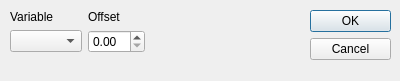
Above: positiondialog.ui from FLAME-HPC/flame_visualiser before the change. Below: the same form after it.
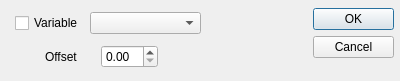
That is the form after the change.

Commit message: Environment variables can now be selected. Cubes can now be defined by dimensions in x, y and z axes.

```diff
--- a/positiondialog.ui
+++ b/positiondialog.ui
@@ -28,10 +28,10 @@
   <widget class="QDialogButtonBox" name="buttonBox">
    <property name="geometry">
     <rect>
-     <x>310</x>
-     <y>10</y>
+     <x>313</x>
+     <y>8</y>
      <width>81</width>
-     <height>71</height>
+     <height>66</height>
     </rect>
    </property>
    <property name="orientation">
@@ -44,27 +44,21 @@
   <widget class="QWidget" name="">
    <property name="geometry">
     <rect>
-     <x>10</x>
+     <x>15</x>
      <y>10</y>
-     <width>291</width>
-     <height>61</height>
+     <width>186</width>
+     <height>27</height>
     </rect>
    </property>
-   <layout class="QFormLayout" name="formLayout">
-    <property name="fieldGrowthPolicy">
-     <enum>QFormLayout::FieldsStayAtSizeHint</enum>
-    </property>
-    <property name="labelAlignment">
-     <set>Qt::AlignLeading|Qt::AlignLeft|Qt::AlignVCenter</set>
-    </property>
-    <item row="0" column="1">
-     <widget class="QLabel" name="label_2">
+   <layout class="QHBoxLayout" name="horizontalLayout">
+    <item>
+     <widget class="QCheckBox" name="checkBox_Variable">
       <property name="text">
-       <string>Offset</string>
+       <string>Variable</string>
       </property>
      </widget>
     </item>
-    <item row="1" column="0">
+    <item>
      <widget class="QComboBox" name="variableComboBox">
       <property name="sizePolicy">
        <sizepolicy hsizetype="Expanding" vsizetype="Fixed">
@@ -74,19 +68,28 @@
       </property>
      </widget>
     </item>
-    <item row="1" column="1">
+   </layout>
+  </widget>
+  <widget class="QWidget" name="">
+   <property name="geometry">
+    <rect>
+     <x>45</x>
+     <y>43</y>
+     <width>113</width>
+     <height>27</height>
+    </rect>
+   </property>
+   <layout class="QHBoxLayout" name="horizontalLayout_2">
+    <item>
+     <widget class="QLabel" name="label_2">
+      <property name="text">
+       <string>Offset</string>
+      </property>
+     </widget>
+    </item>
+    <item>
      <widget class="QDoubleSpinBox" name="valueSpinBox"/>
     </item>
-    <item row="0" column="0">
-     <widget class="QLabel" name="label">
-      <property name="text">
-       <string>Variable</string>
-      </property>
-      <property name="alignment">
-       <set>Qt::AlignLeading|Qt::AlignLeft|Qt::AlignVCenter</set>
-      </property>
-     </widget>
-    </item>
    </layout>
   </widget>
  </widget>
```
The commit also changes 21 other files.
